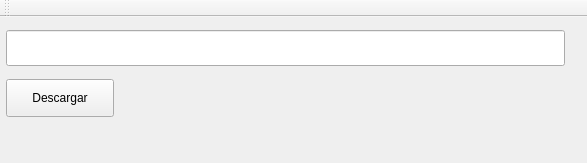
First picture: the form in descargalocal.ui, repository curioso1100/DescargaLocal, before the edit.
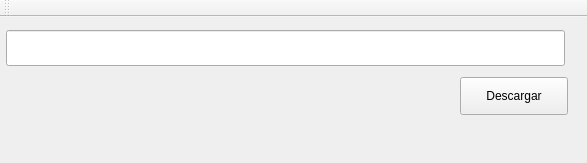
Second picture: the form after the edit.

Commit message: Controles alineados

Diff of the .ui file:
```diff
--- a/descargalocal.ui
+++ b/descargalocal.ui
@@ -33,8 +33,8 @@
    <widget class="QPushButton" name="Descargar">
     <property name="geometry">
      <rect>
-      <x>6</x>
-      <y>62</y>
+      <x>460</x>
+      <y>60</y>
       <width>108</width>
       <height>38</height>
      </rect>
```
